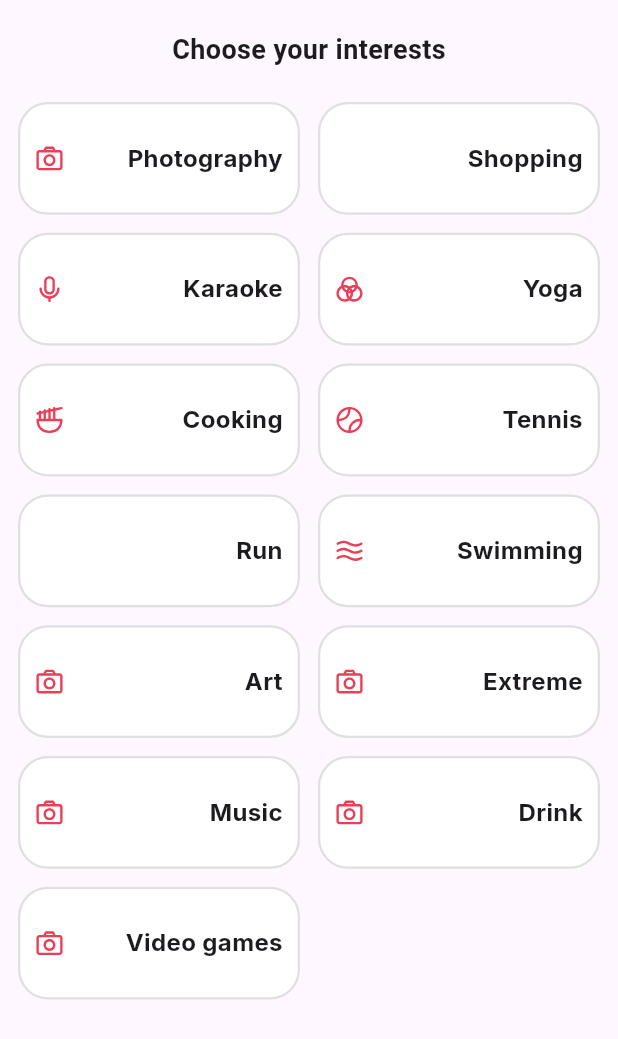
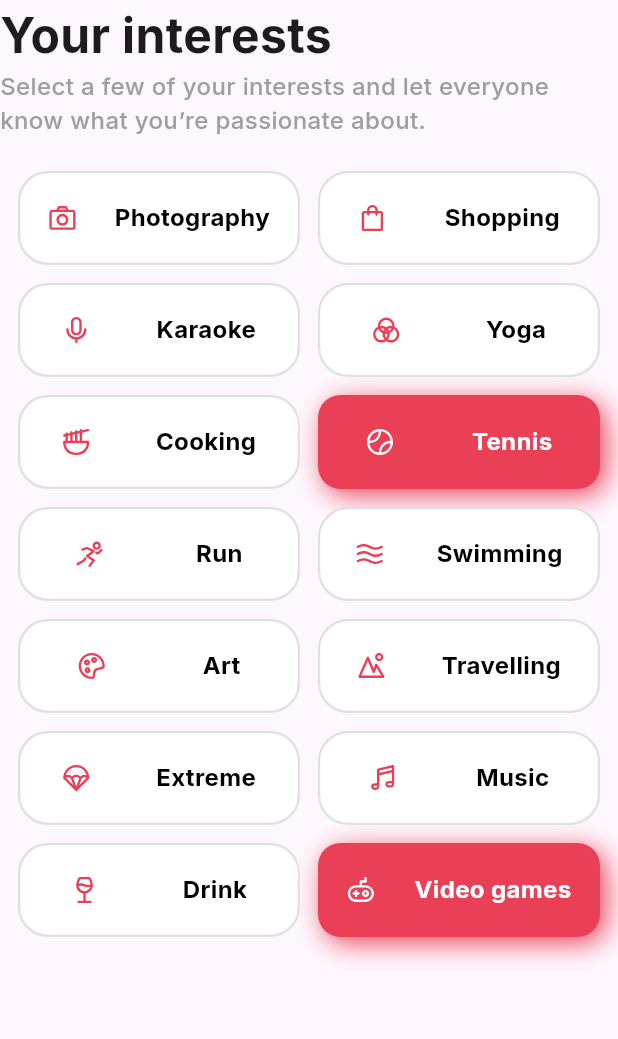
Before and after one commit to Dev-Saurabhraj/devcommunity_ui, a Flutter app: the ChooseInterestScreen widget shown alone on an empty page, opened directly, on a phone screen of 412 x 824 dp. Shown: the top 1039 px of the screen. Run offline on Flutter 3.47's test engine with Material 3 defaults, Android fonts, the phone set to English and light mode, and no system bars; our stand-ins replace flutter_svg, go_router, google_fonts.

Commit message:
interest page ui done

```diff
--- a/lib/screens/gender/chooseGender.dart
+++ b/lib/screens/gender/chooseGender.dart
@@ -3,7 +3,6 @@ import 'package:flutter/services.dart';
 import 'package:flutter_svg/svg.dart';
 import 'package:google_fonts/google_fonts.dart';
 import '../../utils/colors.dart';
-import '../../utils/globalButton.dart';
 import '../../utils/icons.dart';
 import '../../utils/textStyle.dart';
 
--- a/lib/screens/genderMainScreen.dart
+++ b/lib/screens/genderMainScreen.dart
@@ -65,14 +65,15 @@ class GenderMainScreen extends StatelessWidget {
                 ],
               ),
             ),
-            SizedBox(height: 30),
             Expanded(
-              child: screens[1],
+              child: screens[0],
             ),
-            SizedBox(height: MediaQuery.of(context).size.height / 4),
             GlobalButton(onPressed: (){
 
             }, label: "Continue"),
+            SizedBox(
+              height: 50,
+            )
           ],
         ),
       ),
--- a/lib/screens/interestScreen/chooseInterestScreen.dart
+++ b/lib/screens/interestScreen/chooseInterestScreen.dart
@@ -1,26 +1,62 @@
 import 'package:devcommunity/utils/colors.dart';
 import 'package:devcommunity/utils/fieldOfInterestList.dart';
 import 'package:devcommunity/utils/textStyle.dart';
-import 'package:flutter/cupertino.dart';
 import 'package:flutter/material.dart';
 import 'package:flutter_svg/flutter_svg.dart';
 import 'package:google_fonts/google_fonts.dart';
+import '../../utils/icons.dart';
 
-import '../../utils/icons.dart';
 List<InterestModel> fieldOfInterests = [
-  InterestModel(icon: IconsLibrary.camera, title: "Photography"),
-  InterestModel(icon: IconsLibrary.weixinMarket, title: "Shopping"),
-  InterestModel(icon: IconsLibrary.voice, title: "Karaoke"),
-  InterestModel(icon: IconsLibrary.vienCharts, title: "Yoga"),
-  InterestModel(icon: IconsLibrary.noodles, title: "Cooking"),
-  InterestModel(icon: IconsLibrary.tennis, title: "Tennis"),
-  InterestModel(icon: IconsLibrary.sport, title: "Run"),
-  InterestModel(icon: IconsLibrary.ripple, title: "Swimming"),
-  InterestModel(icon: IconsLibrary.camera, title: "Art"),
-  InterestModel(icon: IconsLibrary.camera, title: "Extreme"),
-  InterestModel(icon: IconsLibrary.camera, title: "Music"),
-  InterestModel(icon: IconsLibrary.camera, title: "Drink"),
-  InterestModel(icon: IconsLibrary.camera, title: "Video games"),
+  InterestModel(
+    icon: IconsLibrary.camera,
+    title: "Photography",
+    isSelected: false,
+  ),
+  InterestModel(
+    icon: IconsLibrary.weixinMarket,
+    title: "Shopping",
+    isSelected: false,
+  ),
+  InterestModel(icon: IconsLibrary.voice, title: "Karaoke", isSelected: false),
+  InterestModel(
+    icon: IconsLibrary.vienCharts,
+    title: "Yoga",
+    isSelected: false,
+  ),
+  InterestModel(
+    icon: IconsLibrary.noodles,
+    title: "Cooking",
+    isSelected: false,
+  ),
+  InterestModel(icon: IconsLibrary.tennis, title: "Tennis", isSelected: true),
+  InterestModel(icon: IconsLibrary.sport, title: "Run", isSelected: false),
+  InterestModel(
+    icon: IconsLibrary.ripple,
+    title: "Swimming",
+    isSelected: false,
+  ),
+  InterestModel(icon: IconsLibrary.platte, title: "Art", isSelected: false),
+  InterestModel(
+    icon: IconsLibrary.outdoor,
+    title: "Travelling",
+    isSelected: false,
+  ),
+  InterestModel(
+    icon: IconsLibrary.parachute,
+    title: "Extreme",
+    isSelected: false,
+  ),
+  InterestModel(icon: IconsLibrary.music, title: "Music", isSelected: false),
+  InterestModel(
+    icon: IconsLibrary.gobletFull,
+    title: "Drink",
+    isSelected: false,
+  ),
+  InterestModel(
+    icon: IconsLibrary.gameHandle,
+    title: "Video games",
+    isSelected: true,
+  ),
 ];
 
 class ChooseInterestScreen extends StatelessWidget {
@@ -29,46 +65,91 @@ class ChooseInterestScreen extends StatelessWidget {
   @override
   Widget build(BuildContext context) {
     return Column(
+      crossAxisAlignment: .start,
       children: [
-        const SizedBox(height: 20),
-        const Text(
-          "Choose your interests",
-          style: TextStyle(fontSize: 18, fontWeight: FontWeight.bold),
+        Text(
+          "Your interests",
+          style: GoogleFonts.inter(
+            textStyle: DVTextDecoration.displayMedium.copyWith(
+              fontWeight: FontWeight.bold,
+            ),
+          ),
+        ),
+        Text(
+          "Select a few of your interests and let everyone know what you’re passionate about.",
+          style: GoogleFonts.inter(
+            textStyle: DVTextDecoration.bodyLarge.copyWith(
+              color: Colors.grey.shade500,
+            ),
+          ),
         ),
         const SizedBox(height: 10),
         Expanded(
           child: GridView.builder(
             padding: const EdgeInsets.all(12),
             itemCount: fieldOfInterests.length,
+            addSemanticIndexes: true,
             gridDelegate: const SliverGridDelegateWithFixedCrossAxisCount(
               crossAxisCount: 2,
               crossAxisSpacing: 12,
               mainAxisSpacing: 12,
-              childAspectRatio: 2.5,
+              childAspectRatio: 3,
             ),
             itemBuilder: (context, index) {
               final interest = fieldOfInterests[index];
-
               return Container(
                 padding: const EdgeInsets.symmetric(horizontal: 10),
-                decoration: BoxDecoration(
-                  color: DVColor.white,
-                  borderRadius: BorderRadius.circular(20),
-                  border: Border.all(color: DVColor.borderColorGrey, width: 1.5),
-                ),
+                decoration: interest.isSelected
+                    ? BoxDecoration(
+                        color: DVColor.primaryColor,
+                        borderRadius: BorderRadius.circular(15),
+                        boxShadow: [
+                          BoxShadow(
+                            color: DVColor.white,
+                            blurRadius: 15,
+                            offset: Offset(-4, -4),
+                          ),
+                          BoxShadow(
+                            color: DVColor.primaryColor,
+                            blurRadius: 15,
+                            offset: Offset(4, 4),
+                          ),
+                        ],
+                      )
+                    : BoxDecoration(
+                        color: DVColor.white,
+                        borderRadius: BorderRadius.circular(20),
+                        border: Border.all(
+                          color: DVColor.borderColorGrey,
+                          width: 1.5,
+                        ),
+                      ),
                 child: Row(
-                  mainAxisAlignment: MainAxisAlignment.spaceBetween,
+                  mainAxisAlignment: MainAxisAlignment.spaceEvenly,
                   children: [
                     SvgPicture.asset(
                       interest.icon,
                       height: 19,
                       width: 19,
+                      colorFilter: interest.isSelected
+                          ? ColorFilter.mode(DVColor.white, BlendMode.srcIn)
+                          : ColorFilter.mode(
+                              DVColor.primaryColor,
+                              BlendMode.srcIn,
+                            ),
                     ),
                     const SizedBox(width: 8),
                     Text(
                       interest.title,
-                      style: GoogleFonts.inter(textStyle: DVTextDecoration.bodyLarge.copyWith(fontWeight: FontWeight.bold),
-                    )),
+                      style: GoogleFonts.inter(
+                        textStyle: DVTextDecoration.bodyLarge.copyWith(
+                          fontWeight: FontWeight.bold,
+                          color: interest.isSelected
+                              ? Colors.white
+                              : Colors.black,
+                        ),
+                      ),
+                    ),
                   ],
                 ),
               );
--- a/lib/utils/fieldOfInterestList.dart
+++ b/lib/utils/fieldOfInterestList.dart
@@ -2,6 +2,6 @@
 class InterestModel{
   final String icon;
   final String title;
-  final bool isSelected = false;
-  InterestModel({required this.icon, required this.title});
+  final bool isSelected ;
+  InterestModel({required this.icon, required this.title, required this.isSelected});
 }
```
